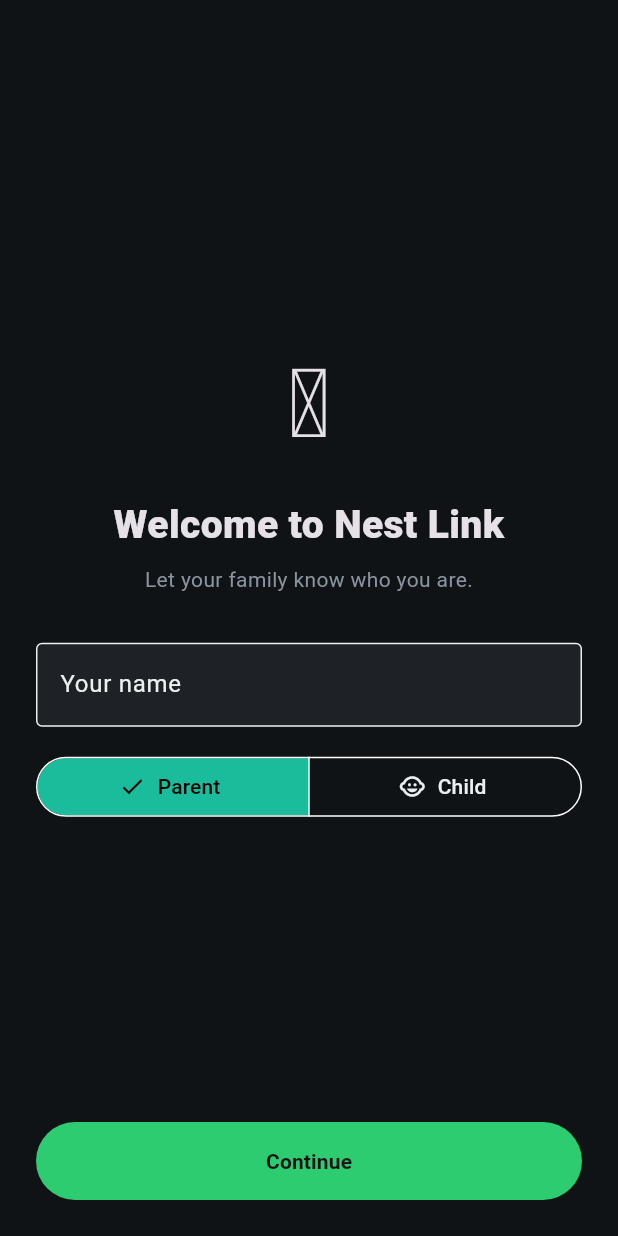
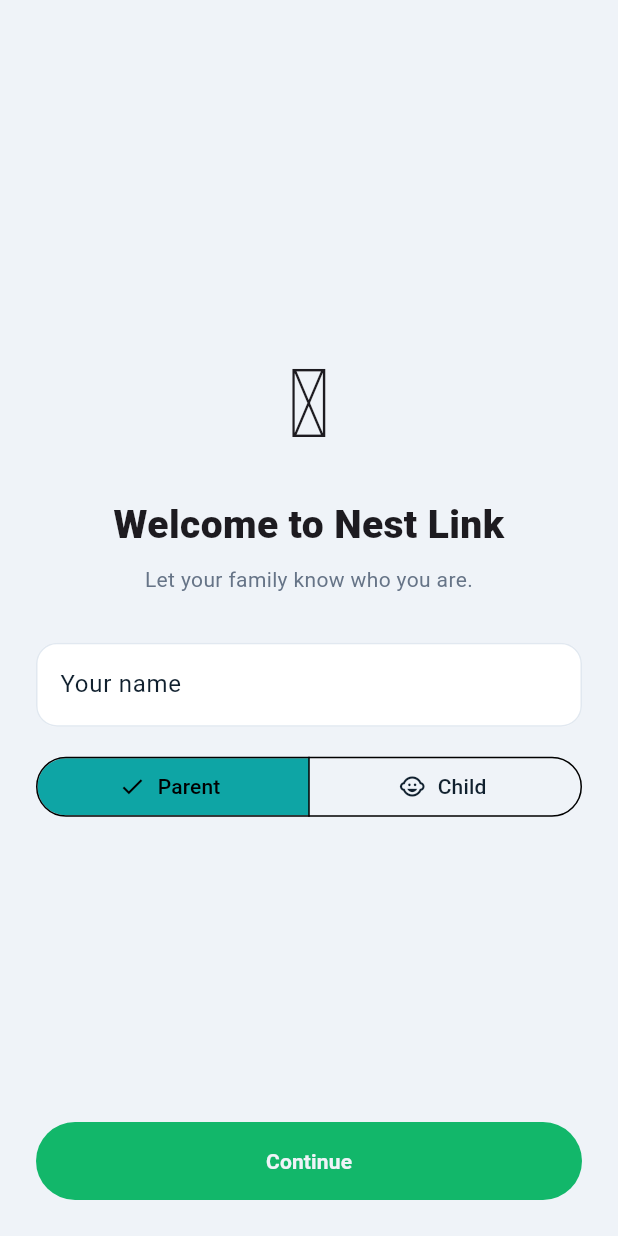
Before and after one commit to Mangulabnan-Bernard/Nest_Link, a Flutter app: the screen it shows after launch, on a phone screen of 412 x 824 dp. Run offline on Flutter 3.47's test engine with Material 3 defaults, Android fonts, the phone set to English and light mode, and no system bars; our stand-ins replace audioplayers, flutter_map, geolocator, latlong2, permission_handler, shared_preferences; missing offline and left inert: record.

Commit message:
feat(mobile): friendly light redesign + services-hub Home
Reframe the UI as a community-services platform (mesh is one module).

- New light, accessible design system (soft surfaces, white cards, rounded)
- Home becomes a services hub: greeting, search, mesh status bar, an
  "Essential Services" grid (Emergency/Message/Map/Check-in live; QR ID,
  Health, Reports, Ayuda, Guide, e-Services as "SOON"), and a help card
- SOS moved to its own screen (hold-to-send + alerts), reached from the
  Emergency tile and the help card
- Home quick actions can switch tabs via an onNavigate callback

Co-Authored-By: Claude Opus 4.8 <noreply@anthropic.com>

```diff
--- a/mobile/lib/theme.dart
+++ b/mobile/lib/theme.dart
@@ -1,58 +1,88 @@
 import 'package:flutter/material.dart';
 
-/// Nest Link brand palette — deep charcoal canvas, glowing emerald for
-/// safety/connection, teal for normal messaging.
+/// Nest Link design system — a friendly, light, accessible look for a community
+/// safety platform. (Member names kept stable so existing screens re-skin
+/// automatically; they get proper per-screen redesigns in the redesign sprints.)
 class Brand {
-  static const charcoal = Color(0xFF101316);
-  static const charcoalHi = Color(0xFF161A1E);
-  static const surface = Color(0xFF1E2227);
-  static const surfaceHi = Color(0xFF262B31);
-  static const emerald = Color(0xFF2ECC71);
-  static const emeraldDim = Color(0xFF1E7E4F);
-  static const teal = Color(0xFF1ABC9C);
-  static const amber = Color(0xFFF1C40F);
-  static const coral = Color(0xFFFF6B6B);
-  static const text = Color(0xFFEAF0F2);
-  static const textDim = Color(0xFF8A949E);
-  static const line = Color(0xFF2C3238);
+  // Surfaces (light, soft — not stark white)
+  static const charcoal = Color(0xFFEFF3F8); // app background
+  static const charcoalHi = Color(0xFFF6F9FC); // subtle raised background
+  static const surface = Color(0xFFFFFFFF); // cards
+  static const surfaceHi = Color(0xFFEDF2F7); // chips / insets
+
+  // Brand accents
+  static const emerald = Color(0xFF12B76A); // primary — safety / go
+  static const emeraldDim = Color(0xFF9BE7C4);
+  static const teal = Color(0xFF0EA5A5);
+  static const amber = Color(0xFFF59E0B);
+  static const coral = Color(0xFFF04438); // emergency / SOS
+
+  // Text
+  static const text = Color(0xFF10202E); // primary ink
+  static const textDim = Color(0xFF667487); // secondary ink
+  static const line = Color(0xFFE1E8F0); // hairlines / borders
 
   static const meshGradient = LinearGradient(
     begin: Alignment.topLeft,
     end: Alignment.bottomRight,
-    colors: [Color(0xFF1FA968), Color(0xFF15805A)],
+    colors: [Color(0xFF12B76A), Color(0xFF0E9E7E)],
   );
 }
 
 ThemeData buildNestLinkTheme() {
-  final base = ThemeData.dark(useMaterial3: true);
+  final base = ThemeData.light(useMaterial3: true);
   return base.copyWith(
     scaffoldBackgroundColor: Brand.charcoal,
-    colorScheme: const ColorScheme.dark(
+    colorScheme: const ColorScheme.light(
       primary: Brand.emerald,
       secondary: Brand.teal,
       surface: Brand.surface,
-      onPrimary: Brand.charcoal,
+      onPrimary: Colors.white,
       onSurface: Brand.text,
+      error: Brand.coral,
     ),
     appBarTheme: const AppBarTheme(
       backgroundColor: Brand.charcoal,
+      foregroundColor: Brand.text,
       elevation: 0,
+      scrolledUnderElevation: 0,
       centerTitle: false,
       titleTextStyle: TextStyle(
         color: Brand.text,
         fontSize: 20,
-        fontWeight: FontWeight.w700,
+        fontWeight: FontWeight.w800,
         letterSpacing: 0.2,
       ),
     ),
     cardTheme: CardThemeData(
       color: Brand.surface,
       elevation: 0,
-      shape: RoundedRectangleBorder(borderRadius: BorderRadius.circular(16)),
+      shape: RoundedRectangleBorder(
+        borderRadius: BorderRadius.circular(18),
+        side: const BorderSide(color: Brand.line),
+      ),
+    ),
+    dividerColor: Brand.line,
+    chipTheme: base.chipTheme.copyWith(
+      backgroundColor: Brand.surfaceHi,
+      side: const BorderSide(color: Brand.line),
+    ),
+    inputDecorationTheme: InputDecorationTheme(
+      filled: true,
+      fillColor: Brand.surface,
+      border: OutlineInputBorder(
+        borderRadius: BorderRadius.circular(14),
+        borderSide: const BorderSide(color: Brand.line),
+      ),
+      enabledBorder: OutlineInputBorder(
+        borderRadius: BorderRadius.circular(14),
+        borderSide: const BorderSide(color: Brand.line),
+      ),
     ),
     navigationBarTheme: NavigationBarThemeData(
-      backgroundColor: Brand.charcoalHi,
-      indicatorColor: Brand.emerald.withValues(alpha: 0.18),
+      backgroundColor: Brand.surface,
+      elevation: 3,
+      indicatorColor: Brand.emerald.withValues(alpha: 0.14),
       labelTextStyle: WidgetStateProperty.all(
         const TextStyle(fontSize: 11, fontWeight: FontWeight.w600, color: Brand.textDim),
       ),
@@ -62,6 +92,5 @@ ThemeData buildNestLinkTheme() {
         ),
       ),
     ),
-    dividerColor: Brand.line,
   );
 }
```
Also changed, not shown: mobile/lib/screens/home_screen.dart (+202 -204 lines), mobile/lib/screens/home_shell.dart (+9 -8 lines), mobile/lib/screens/sos_screen.dart (added, +205 -0 lines).
